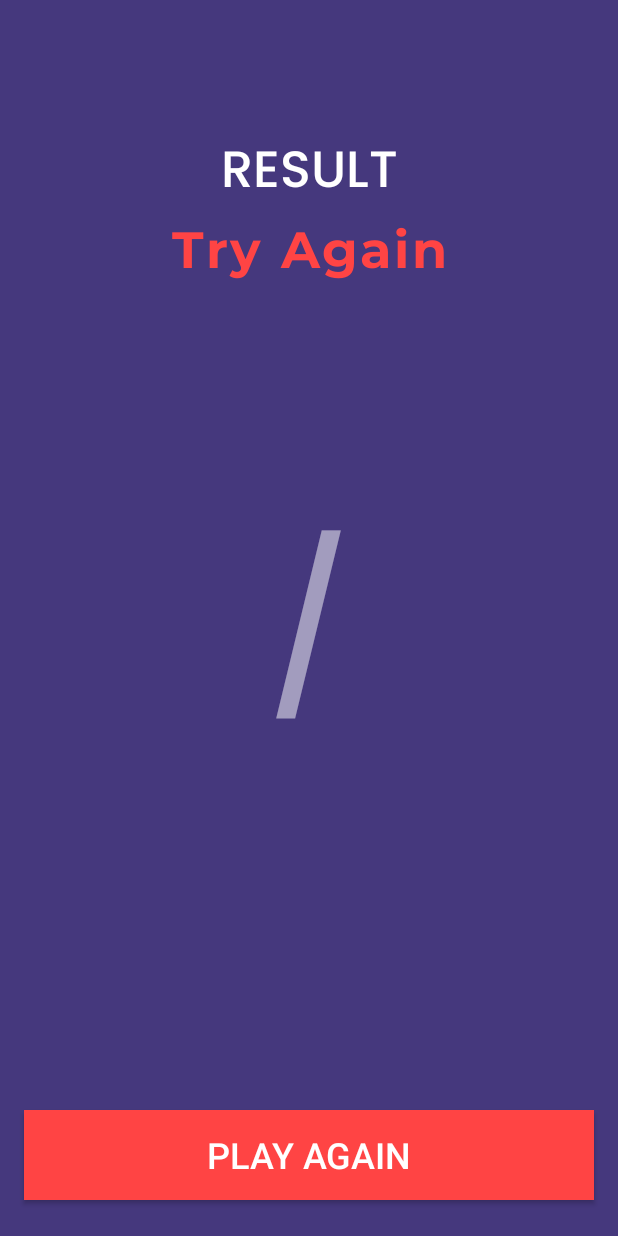
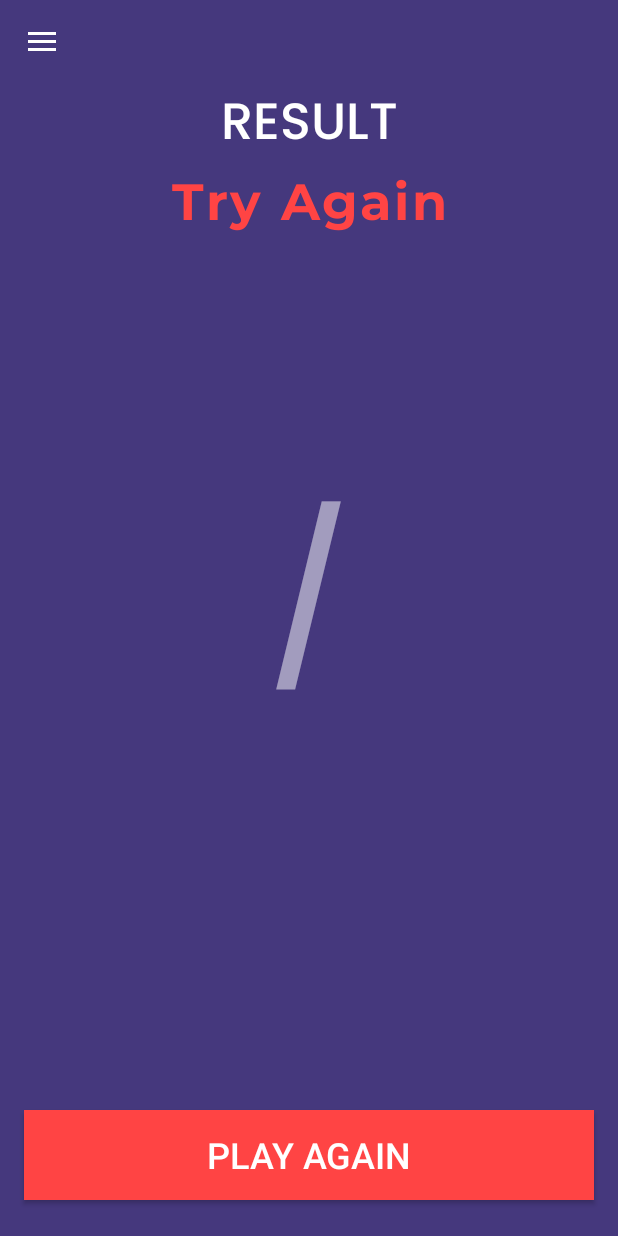
Before and after one commit to sbis04/quotes_trivia, an Android app: the fragment LostFragment placed in its activity, on a phone screen of 412 x 824 dp. Run offline under Robolectric (Android 15) with nearby library versions, the phone set to English and light mode, and no system bars; our stand-ins replace data binding, navigation-ui; 4 statements that could not run were skipped.

Commit message:
Add drawer and UI improvements

```diff
--- a/app/src/main/java/com/souvikbiswas/quotestrivia/MainActivity.kt
+++ b/app/src/main/java/com/souvikbiswas/quotestrivia/MainActivity.kt
@@ -3,23 +3,47 @@ package com.souvikbiswas.quotestrivia
 import androidx.appcompat.app.AppCompatActivity
 import android.os.Bundle
 import androidx.databinding.DataBindingUtil
+import androidx.drawerlayout.widget.DrawerLayout
+import androidx.navigation.NavController
+import androidx.navigation.NavDestination
 import androidx.navigation.findNavController
 import androidx.navigation.fragment.NavHostFragment
+import androidx.navigation.ui.AppBarConfiguration
 import androidx.navigation.ui.NavigationUI
 import com.souvikbiswas.quotestrivia.databinding.ActivityMainBinding
 
 class MainActivity : AppCompatActivity() {
+
+    private lateinit var drawerLayout: DrawerLayout
+    private lateinit var appBarConfiguration: AppBarConfiguration
+
     override fun onCreate(savedInstanceState: Bundle?) {
         super.onCreate(savedInstanceState)
-        val binding = DataBindingUtil.setContentView<ActivityMainBinding>(this, R.layout.activity_main)
+        val binding =
+            DataBindingUtil.setContentView<ActivityMainBinding>(this, R.layout.activity_main)
 
-        val navHostFragment = supportFragmentManager.findFragmentById(R.id.myNavHostFragment) as NavHostFragment
+        drawerLayout = binding.drawerLayout
+
+        val navHostFragment =
+            supportFragmentManager.findFragmentById(R.id.myNavHostFragment) as NavHostFragment
         val navController = navHostFragment.navController
-        NavigationUI.setupActionBarWithNavController(this, navController)
+        NavigationUI.setupActionBarWithNavController(this, navController, drawerLayout)
+
+        appBarConfiguration = AppBarConfiguration(navController.graph, drawerLayout)
+
+        navController.addOnDestinationChangedListener { nc: NavController, nd: NavDestination, _: Bundle? ->
+            if (nd.id == nc.graph.startDestination) {
+                drawerLayout.setDrawerLockMode(DrawerLayout.LOCK_MODE_UNLOCKED)
+            } else {
+                drawerLayout.setDrawerLockMode(DrawerLayout.LOCK_MODE_LOCKED_CLOSED)
+            }
+        }
+
+        NavigationUI.setupWithNavController(binding.navView, navController)
     }
 
     override fun onSupportNavigateUp(): Boolean {
         val navController = this.findNavController(R.id.myNavHostFragment)
-        return navController.navigateUp()
+        return NavigationUI.navigateUp(navController, drawerLayout)
     }
 }
--- /dev/null
+++ b/app/src/main/res/drawable/ic_about.xml
@@ -0,0 +1,5 @@
+<vector android:height="24dp" android:tint="#FFFFFF"
+    android:viewportHeight="24" android:viewportWidth="24"
+    android:width="24dp" xmlns:android="http://schemas.android.com/apk/res/android">
+    <path android:fillColor="@android:color/white" android:pathData="M12,2C6.48,2 2,6.48 2,12s4.48,10 10,10 10,-4.48 10,-10S17.52,2 12,2zM13,17h-2v-6h2v6zM13,9h-2L11,7h2v2z"/>
+</vector>
--- /dev/null
+++ b/app/src/main/res/drawable/ic_rules.xml
@@ -0,0 +1,5 @@
+<vector android:height="24dp" android:tint="#FFFFFF"
+    android:viewportHeight="24" android:viewportWidth="24"
+    android:width="24dp" xmlns:android="http://schemas.android.com/apk/res/android">
+    <path android:fillColor="@android:color/white" android:pathData="M3,18h12v-2L3,16v2zM3,6v2h18L21,6L3,6zM3,13h18v-2L3,11v2z"/>
+</vector>
--- a/app/src/main/res/layout/activity_main.xml
+++ b/app/src/main/res/layout/activity_main.xml
@@ -4,6 +4,11 @@
 <!--activity_main.xml-->
 <layout xmlns:android="http://schemas.android.com/apk/res/android"
     xmlns:app="http://schemas.android.com/apk/res-auto">
+
+    <androidx.drawerlayout.widget.DrawerLayout
+        android:id="@+id/drawerLayout"
+        android:layout_width="match_parent"
+        android:layout_height="match_parent">
 
         <LinearLayout
             android:layout_width="match_parent"
@@ -21,4 +26,14 @@
 
         </LinearLayout>
 
+        <com.google.android.material.navigation.NavigationView
+            android:id="@+id/navView"
+            android:layout_width="wrap_content"
+            android:layout_height="match_parent"
+            android:layout_gravity="start"
+            app:headerLayout="@layout/nav_header"
+            app:menu="@menu/navdrawer_menu" />
+
+    </androidx.drawerlayout.widget.DrawerLayout>
+
 </layout>
--- a/app/src/main/res/layout/fragment_lost.xml
+++ b/app/src/main/res/layout/fragment_lost.xml
@@ -79,7 +79,6 @@
             android:id="@+id/resultText"
             android:layout_width="wrap_content"
             android:layout_height="wrap_content"
-            android:layout_marginTop="32dp"
             android:fontFamily="@font/poppins_medium"
             android:text="@string/result_text"
             android:textAppearance="@style/TextAppearance.AppCompat.Display1"
--- /dev/null
+++ b/app/src/main/res/menu/navdrawer_menu.xml
@@ -0,0 +1,11 @@
+<?xml version="1.0" encoding="utf-8"?>
+<menu xmlns:android="http://schemas.android.com/apk/res/android">
+    <item
+        android:id="@+id/rulesFragment"
+        android:icon="@drawable/ic_rules"
+        android:title="@string/rules_title" />
+    <item
+        android:id="@+id/aboutFragment"
+        android:icon="@drawable/ic_about"
+        android:title="@string/about_title" />
+</menu>
--- a/app/src/main/res/navigation/navigation.xml
+++ b/app/src/main/res/navigation/navigation.xml
@@ -51,4 +51,9 @@
         android:name="com.souvikbiswas.quotestrivia.AboutFragment"
         android:label="@string/about_title"
         tools:layout="@layout/fragment_about" />
+    <fragment
+        android:id="@+id/rulesFragment"
+        android:name="com.souvikbiswas.quotestrivia.RulesFragment"
+        android:label="@string/rules_title"
+        tools:layout="@layout/fragment_rules" />
 </navigation>
--- a/app/src/main/res/values/strings.xml
+++ b/app/src/main/res/values/strings.xml
@@ -17,4 +17,5 @@
     <string name="next_match">Next Match</string>
     <string name="separator_text">/</string>
     <string name="about_title">About</string>
+    <string name="rules_title">Rules</string>
 </resources>
--- a/build.gradle
+++ b/build.gradle
@@ -3,6 +3,7 @@ buildscript {
     ext{
         kotlin_version = "1.3.72"
         nav_version = "2.3.0"
+        material_version = "1.2.1"
     }
 
     repositories {
```
Also changed, not shown: app/build.gradle (+21 -1 lines), app/src/main/res/layout/fragment_won.xml (+1 -16 lines), app/src/main/res/layout/nav_header.xml (added, +24 -0 lines). Lines whose indentation alone changed are shown as unchanged.
